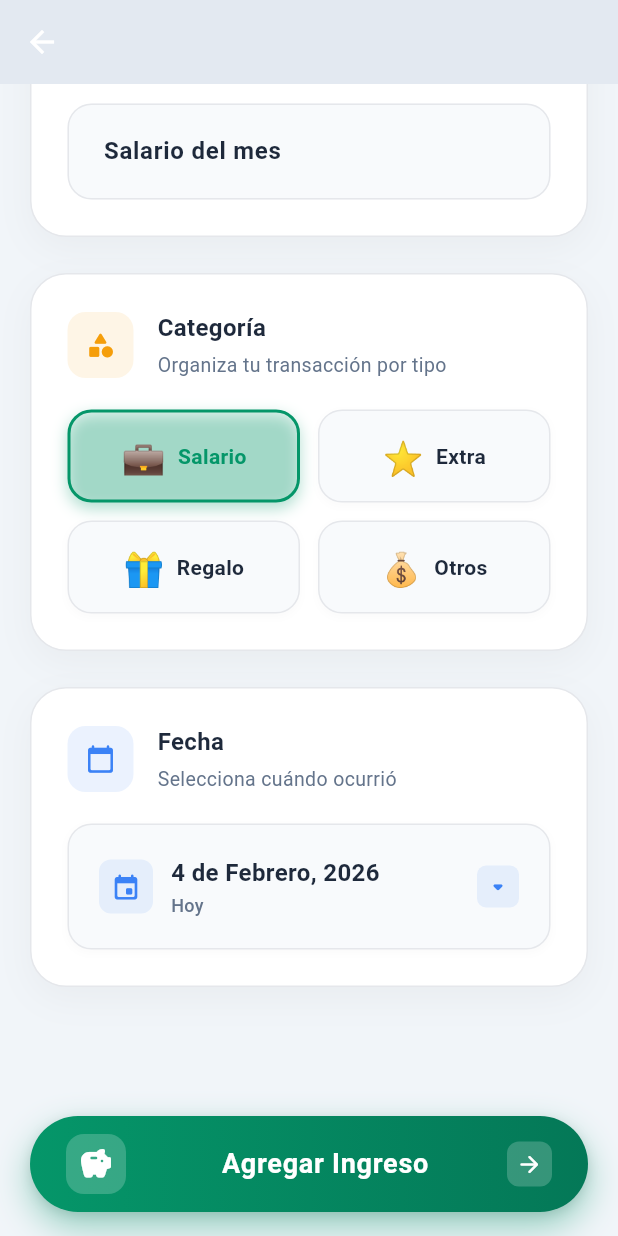
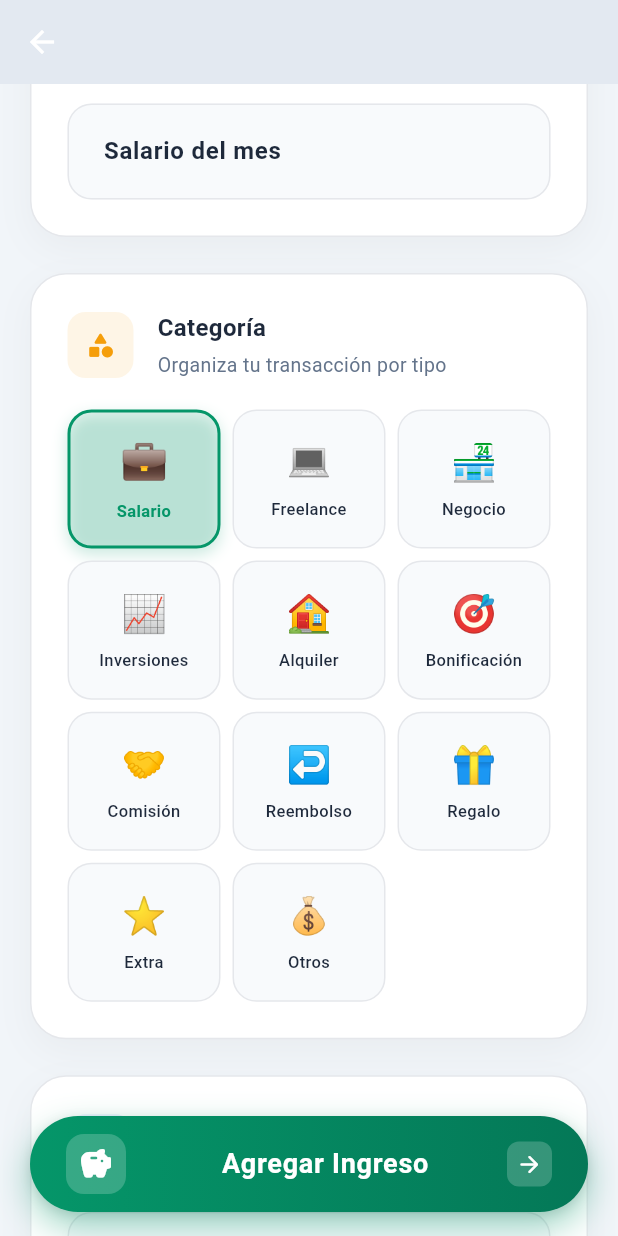
Before and after one commit to Cordillera123/FlutterAhorro, a Flutter app: the AddTransactionScreen screen opened directly, scrolled down 576 dp, on a phone screen of 412 x 824 dp. Run offline on Flutter 3.47's test engine with Material 3 defaults, Android fonts, the phone set to English and light mode, and no system bars; our stand-ins replace shared_preferences; accounts and stored records are empty.

Commit message:
feat: Enhance income categories with additional options and update UI for better user experience

```diff
--- a/lib/models/transaction.dart
+++ b/lib/models/transaction.dart
@@ -27,10 +27,17 @@ enum ExpenseCategory {
 
 // Enum para las categorías de ingresos
 enum IncomeCategory {
-  salary,    // Salario
-  extra,     // Extra
-  gift,      // Regalo
-  other      // Otros
+  salary,       // Salario
+  freelance,    // Freelance/Independiente
+  business,     // Negocio
+  investment,   // Inversiones
+  rental,       // Alquiler/Renta
+  bonus,        // Bonificación
+  commission,   // Comisión
+  refund,       // Reembolso
+  gift,         // Regalo
+  extra,        // Extra
+  other         // Otros
 }
 
 @JsonSerializable()
@@ -133,10 +140,24 @@ class Transaction {
       switch (incomeCategory) {
         case IncomeCategory.salary:
           return 'Salario';
+        case IncomeCategory.freelance:
+          return 'Freelance';
+        case IncomeCategory.business:
+          return 'Negocio';
+        case IncomeCategory.investment:
+          return 'Inversiones';
+        case IncomeCategory.rental:
+          return 'Alquiler';
+        case IncomeCategory.bonus:
+          return 'Bonificación';
+        case IncomeCategory.commission:
+          return 'Comisión';
+        case IncomeCategory.refund:
+          return 'Reembolso';
+        case IncomeCategory.gift:
+          return 'Regalo';
         case IncomeCategory.extra:
           return 'Extra';
-        case IncomeCategory.gift:
-          return 'Regalo';
         case IncomeCategory.other:
           return 'Otros ingresos';
         default:
@@ -185,10 +206,24 @@ class Transaction {
       switch (incomeCategory) {
         case IncomeCategory.salary:
           return '💼';
+        case IncomeCategory.freelance:
+          return '💻';
+        case IncomeCategory.business:
+          return '🏪';
+        case IncomeCategory.investment:
+          return '📈';
+        case IncomeCategory.rental:
+          return '🏠';
+        case IncomeCategory.bonus:
+          return '🎯';
+        case IncomeCategory.commission:
+          return '🤝';
+        case IncomeCategory.refund:
+          return '↩️';
+        case IncomeCategory.gift:
+          return '🎁';
         case IncomeCategory.extra:
           return '⭐';
-        case IncomeCategory.gift:
-          return '🎁';
         case IncomeCategory.other:
           return '💰';
         default:
--- a/lib/screens/add_transaction_screen.dart
+++ b/lib/screens/add_transaction_screen.dart
@@ -788,8 +788,15 @@ class _AddTransactionScreenState extends State<AddTransactionScreen>
   Widget _buildIncomeCategoryGrid() {
     final categories = [
       {'category': IncomeCategory.salary, 'name': 'Salario', 'icon': '💼'},
+      {'category': IncomeCategory.freelance, 'name': 'Freelance', 'icon': '💻'},
+      {'category': IncomeCategory.business, 'name': 'Negocio', 'icon': '🏪'},
+      {'category': IncomeCategory.investment, 'name': 'Inversiones', 'icon': '📈'},
+      {'category': IncomeCategory.rental, 'name': 'Alquiler', 'icon': '🏠'},
+      {'category': IncomeCategory.bonus, 'name': 'Bonificación', 'icon': '🎯'},
+      {'category': IncomeCategory.commission, 'name': 'Comisión', 'icon': '🤝'},
+      {'category': IncomeCategory.refund, 'name': 'Reembolso', 'icon': '↩️'},
+      {'category': IncomeCategory.gift, 'name': 'Regalo', 'icon': '🎁'},
       {'category': IncomeCategory.extra, 'name': 'Extra', 'icon': '⭐'},
-      {'category': IncomeCategory.gift, 'name': 'Regalo', 'icon': '🎁'},
       {'category': IncomeCategory.other, 'name': 'Otros', 'icon': '💰'},
     ];
 
@@ -797,10 +804,10 @@ class _AddTransactionScreenState extends State<AddTransactionScreen>
       shrinkWrap: true,
       physics: const NeverScrollableScrollPhysics(),
       gridDelegate: const SliverGridDelegateWithFixedCrossAxisCount(
-        crossAxisCount: 2,
-        crossAxisSpacing: 12,
-        mainAxisSpacing: 12,
-        childAspectRatio: 2.5, // MEJORADO: Más espacio para mejor legibilidad
+        crossAxisCount: 3,
+        crossAxisSpacing: 8,
+        mainAxisSpacing: 8,
+        childAspectRatio: 1.1,
       ),
       itemCount: categories.length,
       itemBuilder: (context, index) {
@@ -816,7 +823,7 @@ class _AddTransactionScreenState extends State<AddTransactionScreen>
           },
           child: AnimatedContainer(
             duration: const Duration(milliseconds: 200),
-            padding: const EdgeInsets.all(16),
+            padding: const EdgeInsets.all(8),
             decoration: BoxDecoration(
               color: isSelected
                   ? primaryGreen.withOpacity(0.1)
@@ -829,44 +836,33 @@ class _AddTransactionScreenState extends State<AddTransactionScreen>
               boxShadow: isSelected
                   ? [
                       BoxShadow(
-                        color: primaryGreen.withOpacity(0.3),
+                        color: primaryGreen.withOpacity(0.2),
                         blurRadius: 8,
                         offset: const Offset(0, 4),
                       ),
                     ]
-                  : [
-                      BoxShadow(
-                        color: Colors.grey.withOpacity(0.05),
-                        blurRadius: 4,
-                        offset: const Offset(0, 2),
-                      ),
-                    ],
-            ),
-            child: Row(
+                  : null,
+            ),
+            child: Column(
               mainAxisAlignment: MainAxisAlignment.center,
               children: [
                 Text(
                   category['icon'] as String,
                   style: TextStyle(
-                    fontSize: isSelected
-                        ? 24
-                        : 22, // MEJORADO: Emoji más grande cuando está seleccionado
-                  ),
-                ),
-                const SizedBox(width: 8),
-                Flexible(
-                  child: Text(
+                    fontSize: isSelected ? 26 : 24,
+                  ),
+                ),
+                const SizedBox(height: 6),
+                Text(
                   category['name'] as String,
                   style: TextStyle(
-                      fontWeight: isSelected
-                          ? FontWeight.w700
-                          : FontWeight.w600,
-                      fontSize: 14, // MEJORADO: Texto más grande
+                    fontWeight: isSelected ? FontWeight.w700 : FontWeight.w500,
+                    fontSize: 11,
                     color: isSelected ? primaryGreen : textDark,
                   ),
                   textAlign: TextAlign.center,
+                  maxLines: 1,
                   overflow: TextOverflow.ellipsis,
-                  ),
                 ),
               ],
             ),
@@ -1789,10 +1785,24 @@ class _AddTransactionScreenState extends State<AddTransactionScreen>
       switch (_selectedIncomeCategory) {
         case IncomeCategory.salary:
           return '💼';
+        case IncomeCategory.freelance:
+          return '💻';
+        case IncomeCategory.business:
+          return '🏪';
+        case IncomeCategory.investment:
+          return '📈';
+        case IncomeCategory.rental:
+          return '🏠';
+        case IncomeCategory.bonus:
+          return '🎯';
+        case IncomeCategory.commission:
+          return '🤝';
+        case IncomeCategory.refund:
+          return '↩️';
+        case IncomeCategory.gift:
+          return '🎁';
         case IncomeCategory.extra:
           return '⭐';
-        case IncomeCategory.gift:
-          return '🎁';
         case IncomeCategory.other:
           return '💰';
         default:
@@ -1839,10 +1849,24 @@ class _AddTransactionScreenState extends State<AddTransactionScreen>
       switch (_selectedIncomeCategory) {
         case IncomeCategory.salary:
           return 'Salario';
+        case IncomeCategory.freelance:
+          return 'Freelance';
+        case IncomeCategory.business:
+          return 'Negocio';
+        case IncomeCategory.investment:
+          return 'Inversiones';
+        case IncomeCategory.rental:
+          return 'Alquiler';
+        case IncomeCategory.bonus:
+          return 'Bonificación';
+        case IncomeCategory.commission:
+          return 'Comisión';
+        case IncomeCategory.refund:
+          return 'Reembolso';
+        case IncomeCategory.gift:
+          return 'Regalo';
         case IncomeCategory.extra:
           return 'Ingreso Extra';
-        case IncomeCategory.gift:
-          return 'Regalo';
         case IncomeCategory.other:
           return 'Otros Ingresos';
         default:
```
Also changed, not shown: lib/screens/home_screen.dart (+147 -137 lines), lib/models/transaction.g.dart. Lines whose indentation alone changed are shown as unchanged.
